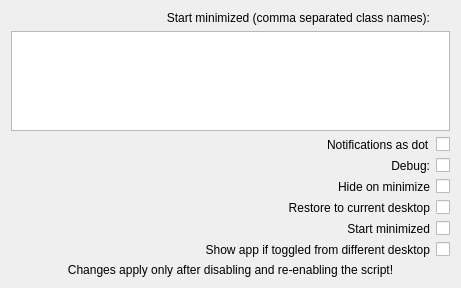
This is package/contents/ui/config.ui in matteoserva/kwin-minimize2tray as Qt 5 draws it before an edit. The edited form follows.
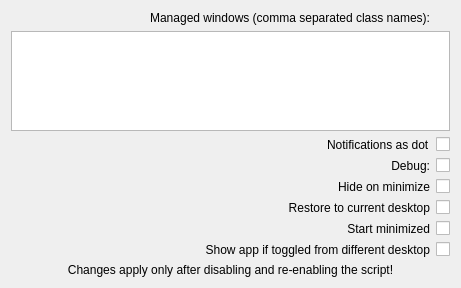
This is the edited form.

Diff of the .ui file:
```diff
--- a/package/contents/ui/config.ui
+++ b/package/contents/ui/config.ui
@@ -24,7 +24,7 @@
           </sizepolicy>
          </property>
          <property name="text">
-          <string>Start minimized (comma separated class names):</string>
+          <string>Managed windows (comma separated class names):</string>
          </property>
          <property name="alignment">
           <set>Qt::AlignmentFlag::AlignRight|Qt::AlignmentFlag::AlignTrailing|Qt::AlignmentFlag::AlignVCenter</set>
```
